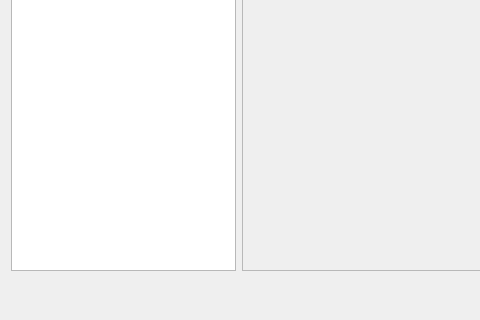
Qt form core/ui/UI_AppSettingsEditor.ui (KROIA/AppSettings) before a commit; both pictures show x 0 to 480 and y 116 to 436 of the 926 by 436 pixel window.
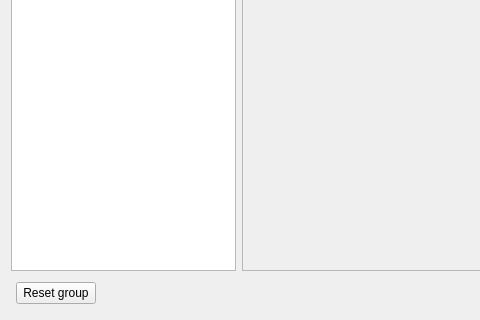
The same form after that commit.

Commit message: add default values and reset-to-default for settings

```diff
--- a/core/ui/UI_AppSettingsEditor.ui
+++ b/core/ui/UI_AppSettingsEditor.ui
@@ -71,6 +71,16 @@
       <property name="bottomMargin">
        <number>5</number>
       </property>
+      <item>
+       <widget class="QPushButton" name="resetGroup_pushButton">
+        <property name="toolTip">
+         <string>Reset all settings of this group to their default values</string>
+        </property>
+        <property name="text">
+         <string>Reset group</string>
+        </property>
+       </widget>
+      </item>
       <item>
        <spacer name="horizontalSpacer">
         <property name="orientation">
```
The commit also changes 21 other files.
